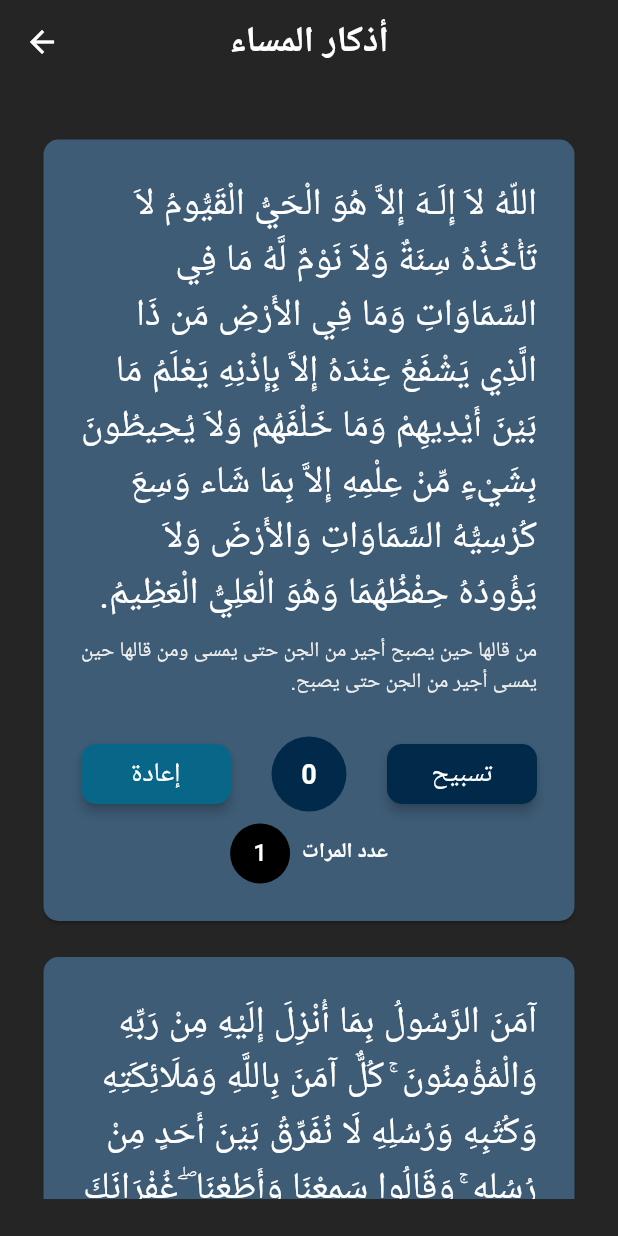
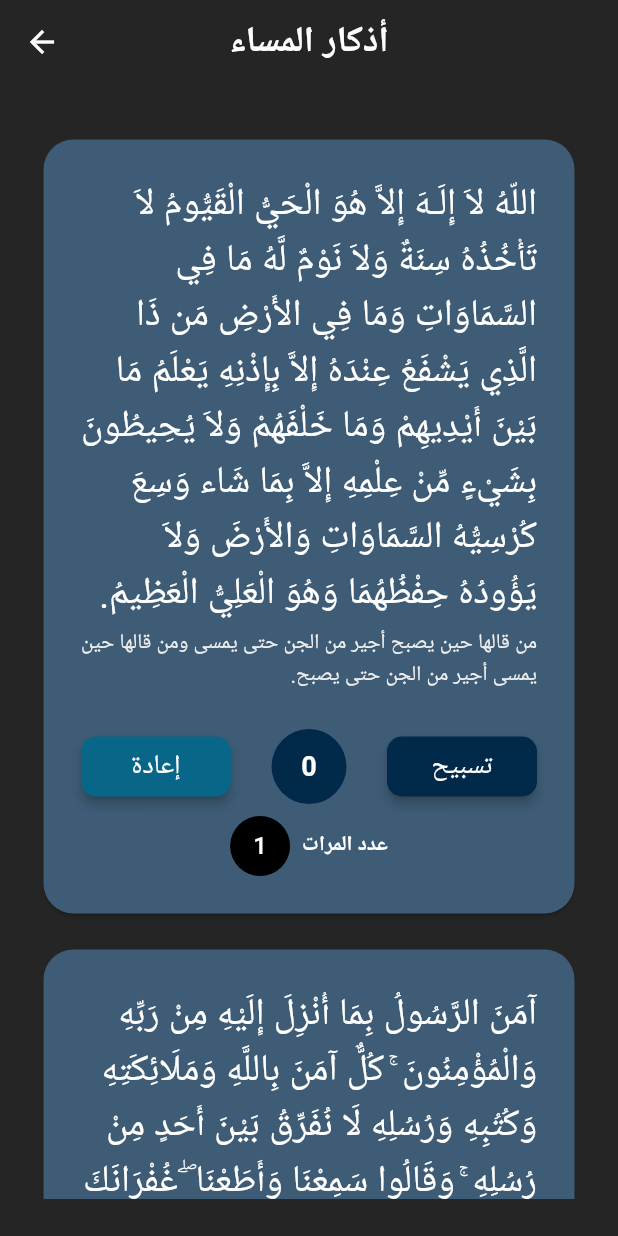
Before and after one commit to Icarus-conf/ziker, a Flutter app: the NightPage screen opened directly, on a phone screen of 412 x 824 dp. Run offline on Flutter 3.47's test engine with Material 3 defaults, Android fonts, the phone set to English and light mode, and no system bars; our stand-ins replace google_fonts; Roboto replaces fonts that are missing (Amiri).

Commit message:
fixing minor issue

```diff
--- a/lib/pages/morning_page.dart
+++ b/lib/pages/morning_page.dart
@@ -83,7 +83,7 @@ class _SabahPageState extends State<SabahPage> {
                           color: Colors.white,
                         ),
                         const SizedBox(
-                          height: 10,
+                          height: 5,
                         ),
                         AmiriText(
                           text: morningData.subText!,
--- a/lib/pages/night_page.dart
+++ b/lib/pages/night_page.dart
@@ -64,7 +64,7 @@ class _NightPageState extends State<NightPage> {
                 child: Card(
                   color: const Color(0xFF3e5c76),
                   shape: RoundedRectangleBorder(
-                    borderRadius: BorderRadius.circular(10),
+                    borderRadius: BorderRadius.circular(20),
                   ),
                   child: Container(
                     padding: const EdgeInsets.all(25.0),
@@ -77,7 +77,7 @@ class _NightPageState extends State<NightPage> {
                           color: Colors.white,
                         ),
                         const SizedBox(
-                          height: 10,
+                          height: 5,
                         ),
                         AmiriText(
                           text: nightData.subText!,
```
